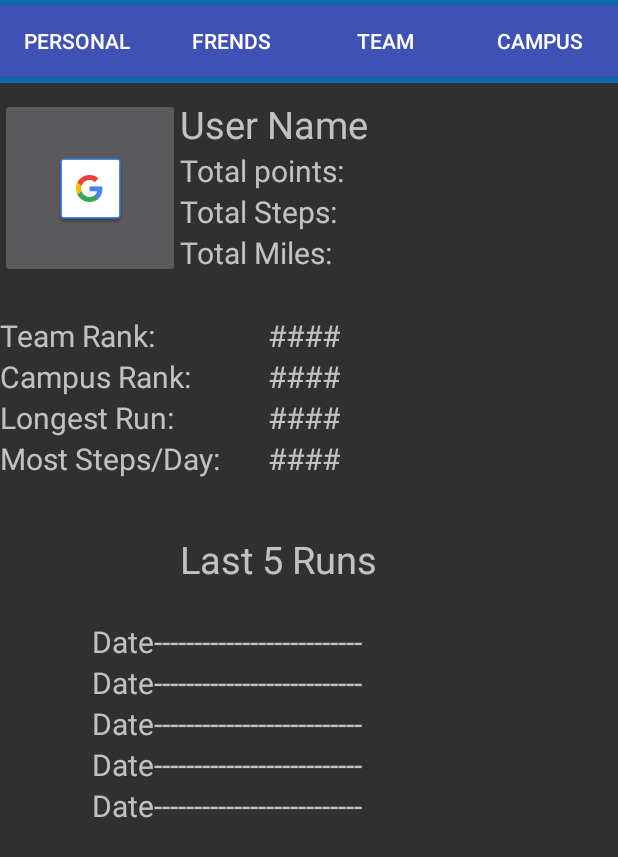
After one commit to healthy-u/healthyu, an Android app: the ViewRuns screen opened directly, with no data from a screen before it, on a phone screen of 412 x 824 dp. The commit adds this screen. Shown: the top 857 px of the screen. Run offline under Robolectric (Android 15) with nearby library versions, the phone set to English and light mode, and no system bars.

Commit message:
i create personal   frends   team campus page and linked tp view runs button

```diff
--- a/app/build.gradle
+++ b/app/build.gradle
@@ -28,7 +28,8 @@ dependencies {
         exclude group: 'com.android.support', module: 'support-annotations'
     })
     compile 'com.android.support:appcompat-v7:25.1.1'
-    testCompile 'junit:junit:4.12'
     compile 'com.google.android.gms:play-services-maps:9.6.0'
     compile 'com.google.android.gms:play-services-appindexing:9.6.0'
+    compile 'com.android.support.constraint:constraint-layout:1.0.2'
+    testCompile 'junit:junit:4.12'
 }
--- a/app/src/main/AndroidManifest.xml
+++ b/app/src/main/AndroidManifest.xml
@@ -60,7 +60,8 @@
             android:value="@integer/google_play_services_version" />
 
         <activity android:name=".StatsActivity" />
-        <activity android:name=".ChallengeActivity"></activity>
+        <activity android:name=".ChallengeActivity" />
+        <activity android:name=".ViewRuns"></activity>
     </application>
 
 </manifest>
--- /dev/null
+++ b/app/src/main/java/com/example/dustin/cs495helloworld/Fpersonal.java
@@ -0,0 +1,16 @@
+package com.example.dustin.cs495helloworld;
+
+import android.app.Fragment;
+import android.os.Bundle;
+import android.view.LayoutInflater;
+import android.view.View;
+import android.view.ViewGroup;
+
+
+public class Fpersonal  extends Fragment {
+
+    @Override
+    public View onCreateView(LayoutInflater inflater, ViewGroup container, Bundle savedInstanceState) {
+        return inflater.inflate(R.layout.personal, container, false);
+    }
+}
--- a/app/src/main/java/com/example/dustin/cs495helloworld/MapsActivity.java
+++ b/app/src/main/java/com/example/dustin/cs495helloworld/MapsActivity.java
@@ -148,7 +148,7 @@ public class MapsActivity extends FragmentActivity implements OnMapReadyCallback
             @Override
             public void onClick(View v) {
                 Toast.makeText(v.getContext(),"Run view", Toast.LENGTH_SHORT).show();
-                Intent nextScreen = new Intent(v.getContext(), RunListActivity.class);
+                Intent nextScreen = new Intent(v.getContext(), ViewRuns.class);
                 startActivityForResult(nextScreen, 0);
             }
         });
--- /dev/null
+++ b/app/src/main/java/com/example/dustin/cs495helloworld/ViewRuns.java
@@ -0,0 +1,95 @@
+package com.example.dustin.cs495helloworld;
+
+import android.app.Fragment;
+import android.app.FragmentTransaction;
+import android.support.v7.app.AppCompatActivity;
+import android.os.Bundle;
+import android.view.View;
+import android.widget.Button;
+
+public class ViewRuns extends AppCompatActivity {
+    Button b1,b2,b3,b4;
+    Fragment f1 ,f2,f3,f4;
+
+
+    @Override
+    protected void onCreate(Bundle savedInstanceState) {
+        super.onCreate(savedInstanceState);
+        setContentView(R.layout.activity_view_runs);
+        init();
+    }
+
+
+    protected void init(){
+        b1=(Button)findViewById(R.id.button1);
+        b2=(Button)findViewById(R.id.button2);
+        b3=(Button)findViewById(R.id.button3);
+        b4=(Button)findViewById(R.id.button4);
+        FragmentTransaction transaction = getFragmentManager().beginTransaction();
+        f1 = new Fpersonal();
+        transaction.replace(R.id.fragment1, f1);
+
+        transaction.commit();
+
+    }
+
+    protected void buttonOnClick1(View view) {
+        b1.setTextColor(getResources().getColor(R.color.black));
+        b2.setTextColor(getResources().getColor(R.color.white));
+        b3.setTextColor(getResources().getColor(R.color.white));
+        b4.setTextColor(getResources().getColor(R.color.white));
+        FragmentTransaction transaction = getFragmentManager().beginTransaction();
+        f1 = new Fpersonal();
+        transaction.replace(R.id.fragment1, f1);
+
+        transaction.commit();
+
+
+    }
+
+    protected void buttonOnClick2(View view) {
+        b1.setTextColor(getResources().getColor(R.color.white));
+        b2.setTextColor(getResources().getColor(R.color.black));
+        b3.setTextColor(getResources().getColor(R.color.white));
+        b4.setTextColor(getResources().getColor(R.color.white));
+
+
+        FragmentTransaction transaction = getFragmentManager().beginTransaction();
+        if(f2== null){
+            f2 = new frends();
+        }
+        transaction.replace(R.id.fragment1, f2);
+
+        transaction.commit();
+
+    }
+    protected void buttonOnClick3(View view) {
+        b1.setTextColor(getResources().getColor(R.color.white));
+        b2.setTextColor(getResources().getColor(R.color.white));
+        b3.setTextColor(getResources().getColor(R.color.black));
+        b4.setTextColor(getResources().getColor(R.color.white));
+
+        FragmentTransaction transaction = getFragmentManager().beginTransaction();
+        if(f3== null){
+            f3 = new team();
+        }
+        transaction.replace(R.id.fragment1, f3);
+
+        transaction.commit();
+
+
+    }
+    protected void buttonOnClick4(View view) {
+        b1.setTextColor(getResources().getColor(R.color.white));
+        b2.setTextColor(getResources().getColor(R.color.white));
+        b3.setTextColor(getResources().getColor(R.color.white));
+        b4.setTextColor(getResources().getColor(R.color.black));
+        FragmentTransaction transaction = getFragmentManager().beginTransaction();
+        if(f4== null){
+            f4 = new campus();
+        }
+        transaction.replace(R.id.fragment1, f4);
+
+        transaction.commit();
+    }
+}
--- /dev/null
+++ b/app/src/main/res/layout/activity_view_runs.xml
@@ -0,0 +1,101 @@
+<?xml version="1.0" encoding="utf-8"?>
+<android.support.constraint.ConstraintLayout xmlns:android="http://schemas.android.com/apk/res/android"
+    xmlns:app="http://schemas.android.com/apk/res-auto"
+    xmlns:tools="http://schemas.android.com/tools"
+    android:layout_width="match_parent"
+    android:layout_height="match_parent"
+    tools:context="com.example.dustin.cs495helloworld.ViewRuns">
+    <LinearLayout
+        android:layout_width="match_parent"
+        android:layout_height="55dp"
+        android:background="#0E6DB0"
+        android:orientation="horizontal" >
+
+        <LinearLayout
+            android:id="@+id/llpersonal"
+            android:layout_width="0dp"
+            android:layout_height="match_parent"
+            android:layout_weight="1"
+            android:gravity="center"
+            android:orientation="vertical" >
+
+
+
+            <Button
+                android:id="@+id/button1"
+                android:layout_width="match_parent"
+                android:layout_height="wrap_content"
+                android:background="@color/colorPrimary"
+                android:onClick="buttonOnClick1"
+                android:text="PERSONAL" />
+        </LinearLayout>
+
+        <LinearLayout
+            android:id="@+id/llFriends"
+            android:layout_width="0dp"
+            android:layout_height="match_parent"
+            android:layout_weight="1"
+            android:gravity="center"
+            android:orientation="vertical" >
+
+
+            <Button
+                android:id="@+id/button2"
+                android:layout_width="match_parent"
+                android:layout_height="wrap_content"
+                android:background="@color/colorPrimary"
+                android:onClick="buttonOnClick2"
+                android:text="FRENDS" />
+        </LinearLayout>
+
+        <LinearLayout
+            android:id="@+id/llteam"
+            android:layout_width="0dp"
+            android:layout_height="match_parent"
+            android:layout_weight="1"
+            android:gravity="center"
+            android:orientation="vertical" >
+
+
+
+            <Button
+                android:id="@+id/button3"
+                android:layout_width="match_parent"
+                android:layout_height="wrap_content"
+                android:background="@color/colorPrimary"
+                android:onClick="buttonOnClick3"
+                android:text="TEAM" />
+        </LinearLayout>
+
+        <LinearLayout
+            android:id="@+id/llcampus"
+            android:layout_width="0dp"
+            android:layout_height="match_parent"
+            android:layout_weight="1"
+            android:gravity="center"
+            android:orientation="vertical" >
+
+
+            <Button
+                android:id="@+id/button4"
+                android:layout_width="match_parent"
+                android:layout_height="wrap_content"
+                android:background="@color/colorPrimary"
+                android:onClick="buttonOnClick4"
+                android:text="CAMPUS" />
+
+
+        </LinearLayout>
+    </LinearLayout>
+
+
+    <FrameLayout
+        android:id="@+id/fragment1"
+        android:name="com.example.dustin.cs495helloworld.Fpersonal"
+        android:layout_width="match_parent"
+        android:layout_height="0dp"
+        android:layout_weight="1">
+
+    </FrameLayout>
+
+</android.support.constraint.ConstraintLayout>
--- /dev/null
+++ b/app/src/main/res/layout/personal.xml
@@ -0,0 +1,212 @@
+<?xml version="1.0" encoding="utf-8"?>
+<LinearLayout xmlns:android="http://schemas.android.com/apk/res/android"
+    xmlns:app="http://schemas.android.com/apk/res-auto"
+    android:layout_width="match_parent"
+    android:layout_height="match_parent">
+
+    <RelativeLayout
+        android:layout_width="match_parent"
+        android:layout_height="match_parent">
+
+        <TextView
+            android:id="@+id/textView3"
+            android:layout_width="wrap_content"
+            android:layout_height="wrap_content"
+            android:layout_marginTop="65dp"
+            android:text="User Name"
+            android:textSize="25dp"
+            android:layout_alignParentTop="true"
+            android:layout_toRightOf="@+id/imageButton"
+            android:layout_toEndOf="@+id/imageButton" />
+
+        <TextView
+            android:id="@+id/textView4"
+            android:layout_width="wrap_content"
+            android:layout_height="wrap_content"
+            android:layout_alignLeft="@+id/textView3"
+            android:layout_alignStart="@+id/textView3"
+            android:layout_below="@+id/textView3"
+            android:text="Total points:"
+            android:textSize="20dp" />
+
+        <TextView
+            android:id="@+id/textView5"
+            android:layout_width="wrap_content"
+            android:layout_height="wrap_content"
+            android:layout_alignLeft="@+id/textView4"
+            android:layout_alignStart="@+id/textView4"
+            android:layout_below="@+id/textView4"
+            android:text="Total Steps:"
+            android:textSize="20dp" />
+
+        <TextView
+            android:id="@+id/textView9"
+            android:layout_width="wrap_content"
+            android:layout_height="wrap_content"
+            android:layout_alignLeft="@+id/textView5"
+            android:layout_alignStart="@+id/textView5"
+            android:layout_below="@+id/textView5"
+            android:text="Total Miles:"
+            android:textSize="20dp" />
+
+        <ImageButton
+            android:id="@+id/imageButton"
+            android:layout_width="120dp"
+            android:layout_height="120dp"
+            android:layout_alignParentLeft="true"
+            android:layout_alignParentStart="true"
+            android:layout_alignTop="@+id/textView3"
+            android:textSize="20dp"
+            app:srcCompat="@drawable/common_google_signin_btn_icon_dark" />
+
+        <TextView
+            android:id="@+id/textView10"
+            android:layout_width="wrap_content"
+            android:layout_height="wrap_content"
+            android:layout_alignParentLeft="true"
+            android:layout_alignParentStart="true"
+            android:layout_below="@+id/textView9"
+            android:layout_marginTop="28dp"
+            android:text="Team Rank:"
+            android:textSize="20dp" />
+
+        <TextView
+            android:id="@+id/textView11"
+            android:layout_width="wrap_content"
+            android:layout_height="wrap_content"
+            android:layout_alignParentLeft="true"
+            android:layout_alignParentStart="true"
+            android:layout_below="@+id/textView10"
+            android:text="Campus Rank:"
+            android:textSize="20dp" />
+
+        <TextView
+            android:id="@+id/textView12"
+            android:layout_width="wrap_content"
+            android:layout_height="wrap_content"
+            android:layout_alignLeft="@+id/textView11"
+            android:layout_alignStart="@+id/textView11"
+            android:layout_below="@+id/textView11"
+            android:text="Longest Run:"
+            android:textSize="20dp" />
+
+        <TextView
+            android:id="@+id/textView13"
+            android:layout_width="wrap_content"
+            android:layout_height="wrap_content"
+            android:layout_alignLeft="@+id/textView12"
+            android:layout_alignStart="@+id/textView12"
+            android:layout_below="@+id/textView12"
+            android:text="Most Steps/Day:"
+            android:textSize="20dp" />
+
+        <TextView
+            android:id="@+id/textView14"
+            android:layout_width="wrap_content"
+            android:layout_height="wrap_content"
+            android:layout_above="@+id/textView11"
+            android:layout_marginLeft="32dp"
+            android:layout_marginStart="32dp"
+            android:layout_toEndOf="@+id/textView13"
+            android:layout_toRightOf="@+id/textView13"
+            android:text="####"
+            android:textSize="20dp" />
+
+        <TextView
+            android:id="@+id/textView15"
+            android:layout_width="wrap_content"
+            android:layout_height="wrap_content"
+            android:layout_alignLeft="@+id/textView14"
+            android:layout_alignStart="@+id/textView14"
+            android:layout_below="@+id/textView14"
+            android:text="####"
+            android:textSize="20dp" />
+
+        <TextView
+            android:id="@+id/textView16"
+            android:layout_width="wrap_content"
+            android:layout_height="wrap_content"
+            android:layout_alignEnd="@+id/textView15"
+            android:layout_alignRight="@+id/textView15"
+            android:layout_below="@+id/textView15"
+            android:text="####"
+            android:textSize="20dp" />
+
+        <TextView
+            android:id="@+id/textView17"
+            android:layout_width="wrap_content"
+            android:layout_height="wrap_content"
+            android:layout_alignLeft="@+id/textView16"
+            android:layout_alignStart="@+id/textView16"
+            android:layout_below="@+id/textView16"
+            android:text="####"
+            android:textSize="20dp" />
+
+        <TextView
+            android:id="@+id/textView18"
+            android:layout_width="wrap_content"
+            android:layout_height="wrap_content"
+            android:layout_alignLeft="@+id/textView9"
+            android:layout_alignStart="@+id/textView9"
+            android:layout_below="@+id/textView13"
+            android:layout_marginTop="36dp"
+            android:text="Last 5 Runs"
+            android:textSize="25dp" />
+
+        <TextView
+            android:id="@+id/textView19"
+            android:layout_width="wrap_content"
+            android:layout_height="wrap_content"
+            android:layout_alignParentLeft="true"
+            android:layout_alignParentStart="true"
+            android:layout_below="@+id/textView18"
+            android:layout_marginLeft="61dp"
+            android:layout_marginStart="61dp"
+            android:layout_marginTop="24dp"
+            android:text="Date--------------------------"
+            android:textSize="20dp" />
+
+        <TextView
+            android:id="@+id/textView20"
+            android:layout_width="wrap_content"
+            android:layout_height="wrap_content"
+            android:layout_alignLeft="@+id/textView19"
+            android:layout_alignStart="@+id/textView19"
+            android:layout_below="@+id/textView19"
+            android:text="Date--------------------------"
+            android:textSize="20dp" />
+
+        <TextView
+            android:id="@+id/textView21"
+            android:layout_width="wrap_content"
+            android:layout_height="wrap_content"
+            android:layout_alignEnd="@+id/textView20"
+            android:layout_alignRight="@+id/textView20"
+            android:layout_below="@+id/textView20"
+            android:text="Date--------------------------"
+            android:textSize="20dp" />
+
+        <TextView
+            android:id="@+id/textView22"
+            android:layout_width="wrap_content"
+            android:layout_height="wrap_content"
+            android:layout_alignEnd="@+id/textView21"
+            android:layout_alignRight="@+id/textView21"
+            android:layout_below="@+id/textView21"
+            android:text="Date--------------------------"
+            android:textSize="20dp" />
+
+        <TextView
+            android:id="@+id/textView23"
+            android:layout_width="wrap_content"
+            android:layout_height="wrap_content"
+            android:layout_alignEnd="@+id/textView22"
+            android:layout_alignLeft="@+id/textView22"
+            android:layout_alignRight="@+id/textView22"
+            android:layout_alignStart="@+id/textView22"
+            android:layout_below="@+id/textView22"
+            android:text="Date--------------------------"
+            android:textSize="20dp" />
+
+    </RelativeLayout>
+</LinearLayout>
--- a/app/src/main/res/values/colors.xml
+++ b/app/src/main/res/values/colors.xml
@@ -8,4 +8,7 @@
     <color name="btn_green">#01f33a</color>
     <color name="tabIndicator_blue">#0d47a1</color>
     <color name="tab_blue">#2196f3</color>
+
+    <color name="black">#000000</color>
+    <color name="white">#ffffff</color>
 </resources>
--- a/build.gradle
+++ b/build.gradle
@@ -5,7 +5,7 @@ buildscript {
         jcenter()
     }
     dependencies {
-        classpath 'com.android.tools.build:gradle:2.2.3'
+        classpath 'com.android.tools.build:gradle:2.3.1'
 
         // NOTE: Do not place your application dependencies here; they belong
         // in the individual module build.gradle files
```
Also changed, not shown: app/src/main/java/com/example/dustin/cs495helloworld/campus.java (added, +19 -0 lines), app/src/main/java/com/example/dustin/cs495helloworld/frends.java (added, +16 -0 lines), app/src/main/java/com/example/dustin/cs495helloworld/team.java (added, +19 -0 lines), app/src/main/res/layout/activity_stats.xml (+0 -79 lines), app/src/main/res/layout/campus.xml (added, +11 -0 lines), app/src/main/res/layout/frends.xml (added, +10 -0 lines), app/src/main/res/layout/team.xml (added, +10 -0 lines), gradle/wrapper/gradle-wrapper.properties.
